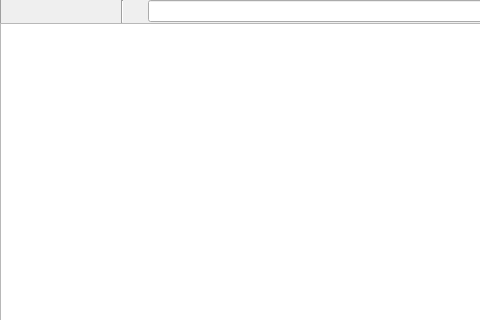
Old version of the form src/playlist/playlistcontainer.ui in the repository clementine-player/Clementine; both pictures show x 0 to 480 and y 0 to 320 of the 987 by 707 pixel window.
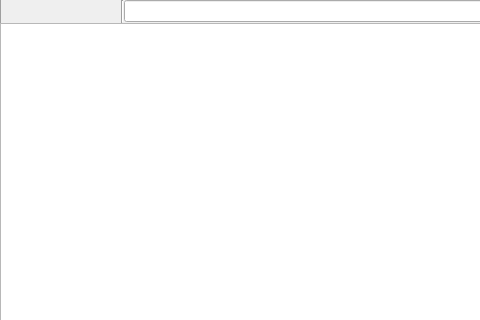
New version of the form. Custom widgets are drawn as their Qt base class.

Commit message: Make the clear button a part of the search textbox.  Fixes issue #1071

Patch:
```diff
--- a/src/playlist/playlistcontainer.ui
+++ b/src/playlist/playlistcontainer.ui
@@ -111,19 +111,6 @@
         </property>
        </widget>
       </item>
-      <item>
-       <widget class="QToolButton" name="clear">
-        <property name="iconSize">
-         <size>
-          <width>16</width>
-          <height>16</height>
-         </size>
-        </property>
-        <property name="autoRaise">
-         <bool>true</bool>
-        </property>
-       </widget>
-      </item>
       <item>
        <widget class="LineEdit" name="filter">
         <property name="hint" stdset="0">
```
The commit also changes 10 other files.
